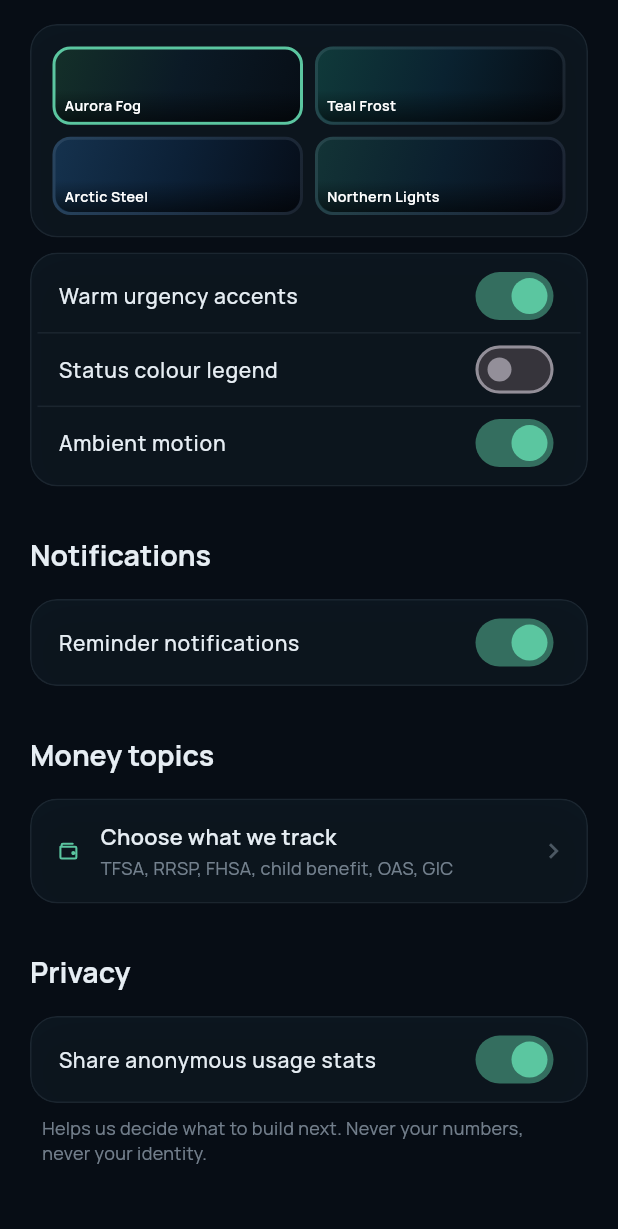
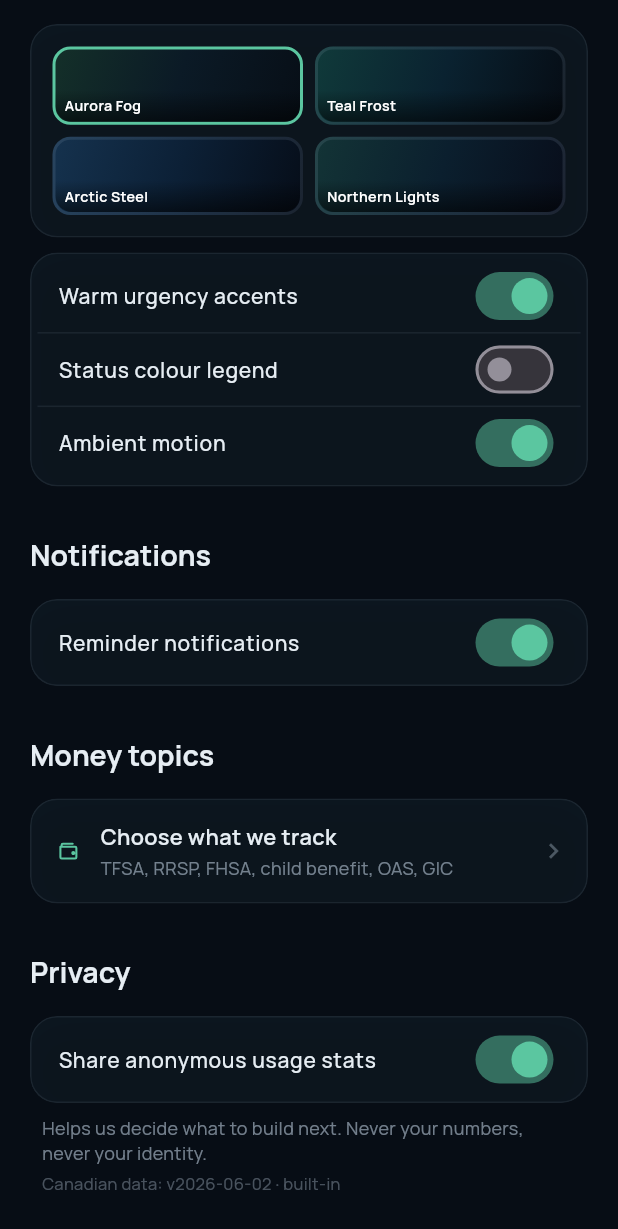
Before and after one commit to sss09/MapleAlerts, a Flutter app: the ProfileScreenV2 widget shown alone on an empty page, opened directly, scrolled down 576 dp, on a phone screen of 412 x 824 dp. Shown: the top 1229 px of the screen. Run offline on Flutter 3.47's test engine with Material 3 defaults, Android fonts, the phone set to English and light mode, and no system bars; our stand-ins replace flutter_local_notifications, flutter_riverpod, flutter_svg, go_router, google_fonts, in_app_review and 4 more; missing offline and left inert: aptabase_flutter, purchases_flutter; accounts and stored records are empty; network calls fail.

Commit message:
feat: data-pack version trust line in You > Privacy

```diff
--- a/lib/features/reminders/presentation/screens/profile_screen_v2.dart
+++ b/lib/features/reminders/presentation/screens/profile_screen_v2.dart
@@ -8,8 +8,10 @@ import 'package:maple_alerts/core/design/tokens/maple_colors.dart';
 import 'package:maple_alerts/core/design/widgets/maple_section_header.dart';
 import 'package:maple_alerts/core/design/widgets/maple_surface.dart';
 import 'package:maple_alerts/core/design/widgets/stroke_icon.dart';
+import 'package:maple_alerts/engine/canadian_data_engine/canadian_data_engine.dart';
 import 'package:maple_alerts/features/money/presentation/widgets/money_topics_sheet.dart';
 import 'package:maple_alerts/providers/analytics_provider.dart';
+import 'package:maple_alerts/providers/data_pack_provider.dart';
 import 'package:maple_alerts/providers/settings_provider.dart';
 import 'package:maple_alerts/providers/subscription_provider.dart';
 import 'package:maple_alerts/services/notification_service.dart';
@@ -31,6 +33,7 @@ class ProfileScreenV2 extends ConsumerWidget {
     final isPremium = subscriptionAsync.valueOrNull ?? false;
     final notificationsEnabled =
         ref.watch(settingsProvider).notificationsEnabled;
+    final pack = ref.watch(dataPackProvider);
 
     return SingleChildScrollView(
       padding: const EdgeInsets.fromLTRB(20, 64, 20, 130),
@@ -209,6 +212,14 @@ class ProfileScreenV2 extends ConsumerWidget {
             child: Text(
               'Helps us decide what to build next. Never your numbers, never your identity.',
               style: TextStyle(fontSize: 12, color: colors.muted),
+            ),
+          ),
+          Padding(
+            padding: const EdgeInsets.fromLTRB(8, 4, 8, 0),
+            child: Text(
+              'Canadian data: v${pack.packVersion}'
+              '${pack is EmbeddedDataPack ? ' · built-in' : ' · updated over the air'}',
+              style: TextStyle(fontSize: 11, color: colors.faint),
             ),
           ),
         ],
```
Also changed, not shown: 1 other file.
